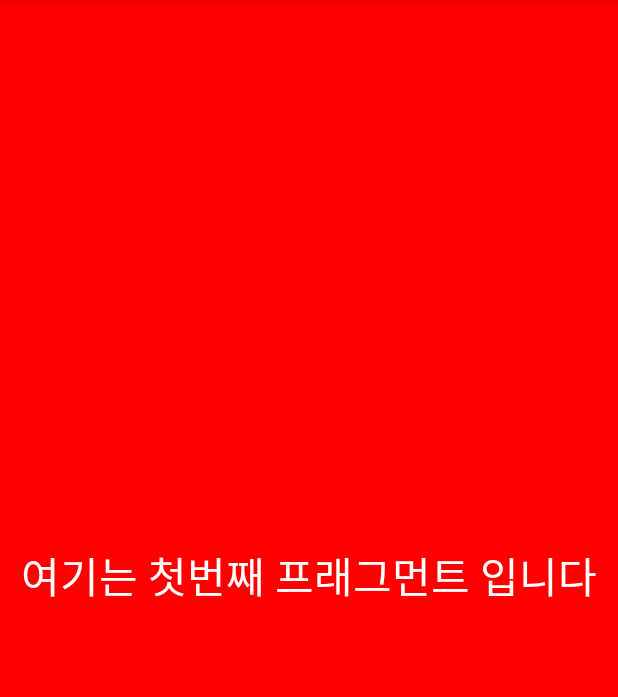
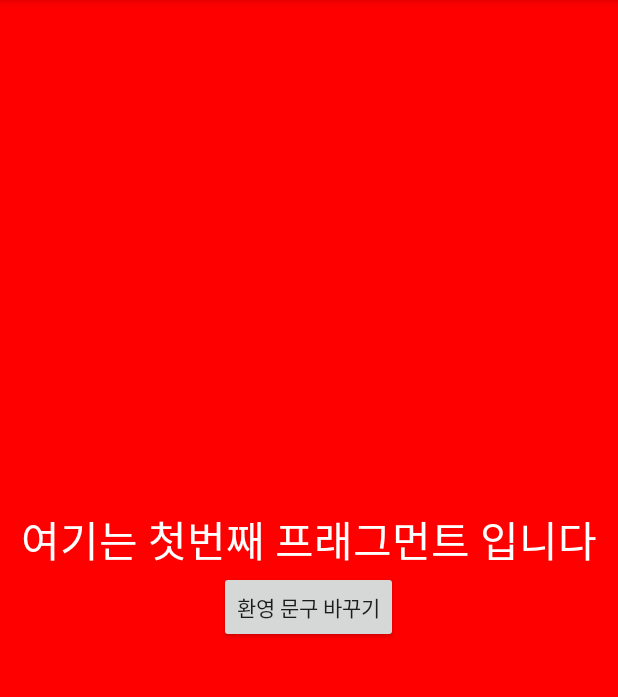
Before and after one commit to parkhojum/Fragment_20200709, an Android app: the fragment FirstFragment shown on its own in the app's theme, on a phone screen of 412 x 824 dp, the part 84-781 px from its top. Run offline under Robolectric (Android 15) with nearby library versions, the phone set to English and light mode, and no system bars.

Commit message:
프래그먼트 동작 관련 코드 추가

```diff
--- a/app/src/main/java/com/example/fragment_20200709/fragment/FirstFragment.kt
+++ b/app/src/main/java/com/example/fragment_20200709/fragment/FirstFragment.kt
@@ -6,6 +6,7 @@ import android.view.View
 import android.view.ViewGroup
 import androidx.fragment.app.Fragment
 import com.example.fragment_20200709.R
+import kotlinx.android.synthetic.main.activity_fragmentfirst.*
 
 class FirstFragment : Fragment() {
 
@@ -19,4 +20,12 @@ class FirstFragment : Fragment() {
 
     }
 
+    override fun onActivityCreated(savedInstanceState: Bundle?) {
+        super.onActivityCreated(savedInstanceState)
+
+        changeMessageBtn.setOnClickListener {
+
+            welcomMessageTxt.text = "버튼 실행이 잘 되었습니다."
+        }
+    }
 }
--- a/app/src/main/res/layout/activity_fragmentfirst.xml
+++ b/app/src/main/res/layout/activity_fragmentfirst.xml
@@ -10,11 +10,18 @@
 
 
     <TextView
+        android:id="@+id/welcomMessageTxt"
         android:layout_width="wrap_content"
         android:layout_height="wrap_content"
         android:text="여기는 첫번째 프래그먼트 입니다"
         android:textColor="#FFFFFF"
         android:textSize="28sp" />
 
+    <Button
+        android:id="@+id/changeMessageBtn"
+        android:layout_width="wrap_content"
+        android:layout_height="wrap_content"
+        android:text="환영 문구 바꾸기" />
+
 
 </LinearLayout>
```
